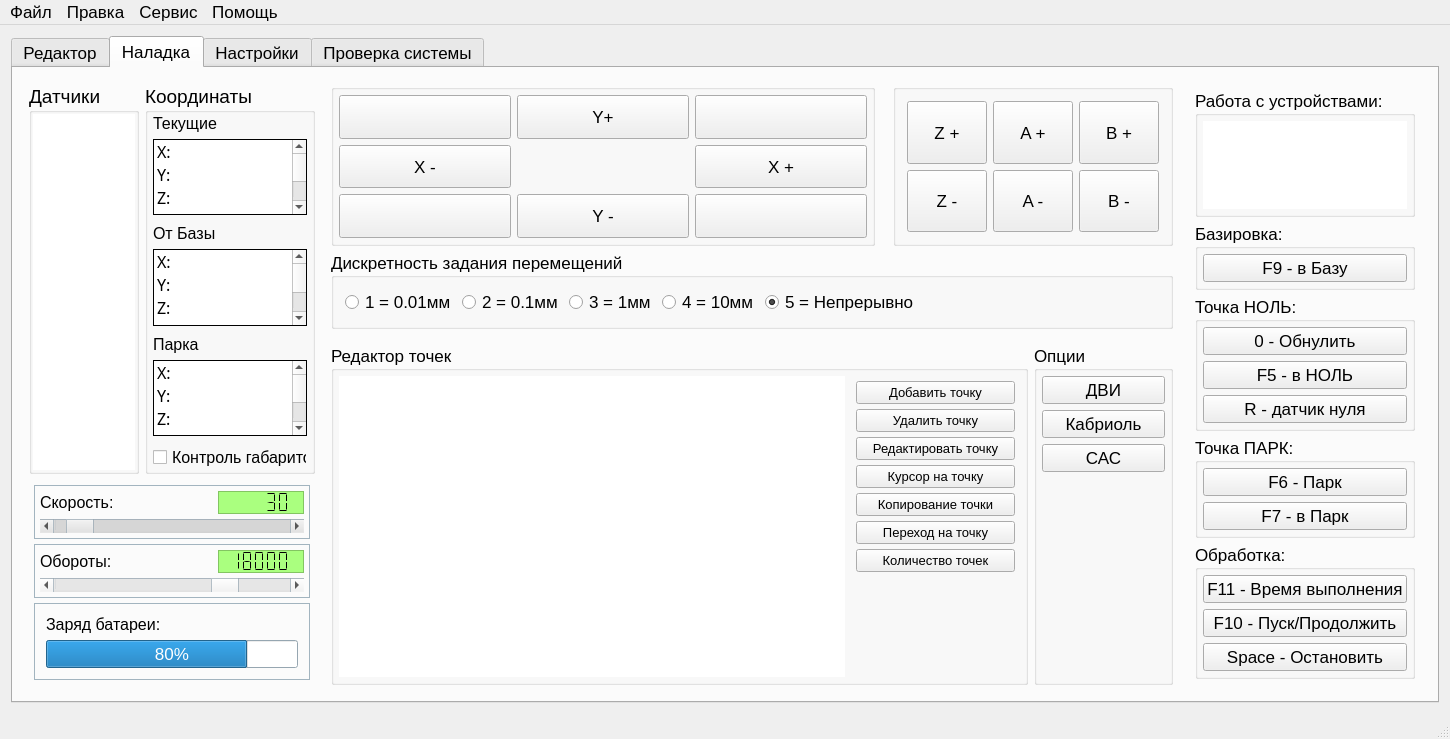
Old version of the form KAMEditor/gui/mainwindow.ui in the repository Xtail96/SML.
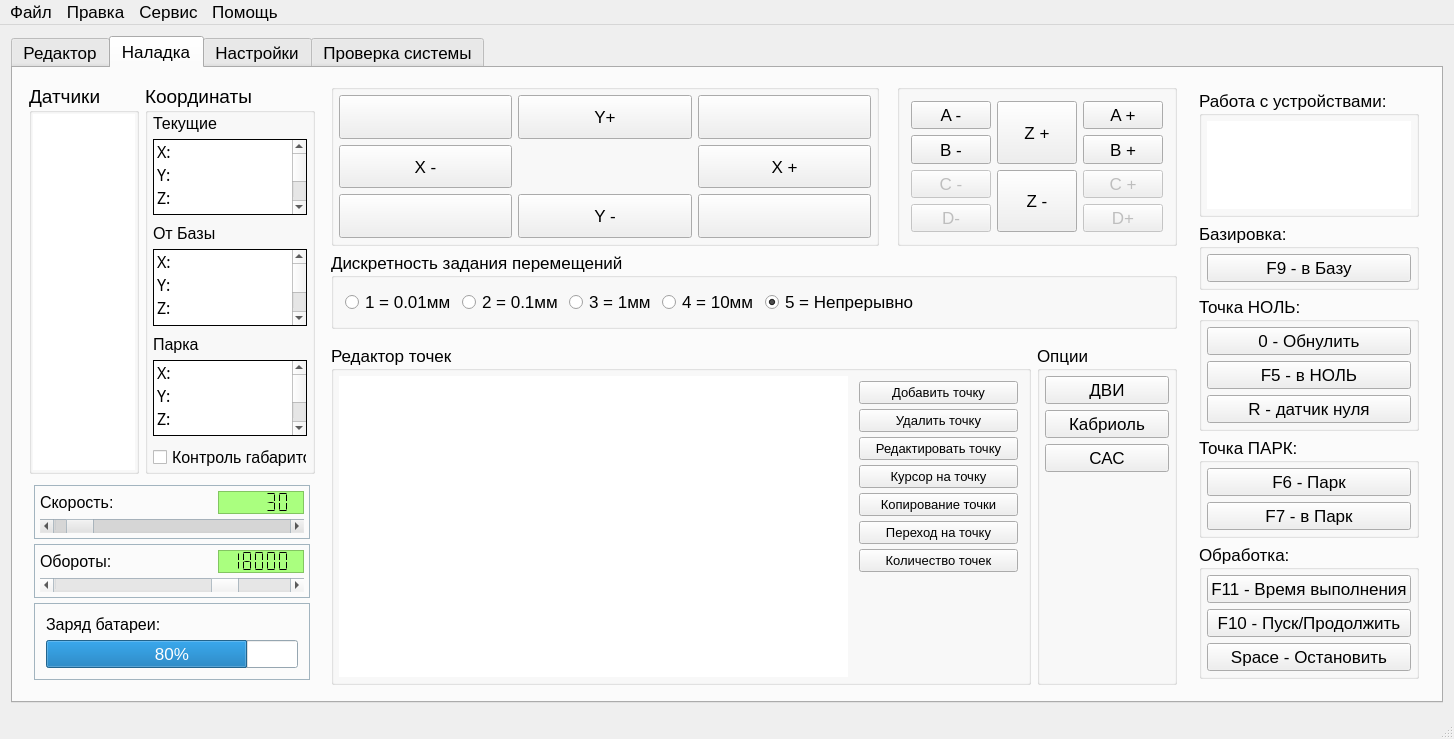
New version of the form. Icons and pictures are not drawn. Custom widgets are drawn as their Qt base class.

Commit message: Во вкладке Наладка добавлены кнопки управления дополнительными осями

Diff of the .ui file:
```diff
--- a/KAMEditor/gui/mainwindow.ui
+++ b/KAMEditor/gui/mainwindow.ui
@@ -9,7 +9,7 @@
    <rect>
     <x>0</x>
     <y>0</y>
-    <width>1450</width>
+    <width>1454</width>
     <height>739</height>
    </rect>
   </property>
@@ -1435,55 +1435,13 @@
                  <string/>
                 </property>
                 <layout class="QGridLayout" name="gridLayout_5">
-                 <item row="0" column="0">
-                  <widget class="QPushButton" name="movementZPositivePushButton">
-                   <property name="sizePolicy">
-                    <sizepolicy hsizetype="Preferred" vsizetype="Preferred">
-                     <horstretch>0</horstretch>
-                     <verstretch>0</verstretch>
-                    </sizepolicy>
-                   </property>
-                   <property name="font">
-                    <font>
-                     <pointsize>13</pointsize>
-                    </font>
-                   </property>
-                   <property name="text">
-                    <string>Z +</string>
-                   </property>
-                   <property name="icon">
-                    <iconset resource="images.qrc">
-                     <normaloff>:/new/prefix1/images/ArrowUp.png</normaloff>:/new/prefix1/images/ArrowUp.png</iconset>
-                   </property>
-                   <property name="iconSize">
-                    <size>
-                     <width>64</width>
-                     <height>64</height>
-                    </size>
-                   </property>
-                   <property name="autoRepeat">
-                    <bool>true</bool>
-                   </property>
-                   <property name="default">
+                 <item row="3" column="2">
+                  <widget class="QPushButton" name="movementDPositivePushButton">
+                   <property name="enabled">
                     <bool>false</bool>
                    </property>
-                  </widget>
-                 </item>
-                 <item row="0" column="1" colspan="2">
-                  <widget class="QPushButton" name="movementAPositivePushButton">
-                   <property name="sizePolicy">
-                    <sizepolicy hsizetype="Preferred" vsizetype="Preferred">
-                     <horstretch>0</horstretch>
-                     <verstretch>0</verstretch>
-                    </sizepolicy>
-                   </property>
-                   <property name="font">
-                    <font>
-                     <pointsize>13</pointsize>
-                    </font>
-                   </property>
                    <property name="text">
-                    <string>A +</string>
+                    <string>D+</string>
                    </property>
                    <property name="icon">
                     <iconset resource="images.qrc">
@@ -1495,21 +1453,9 @@
                      <height>64</height>
                     </size>
                    </property>
-                   <property name="autoRepeat">
-                    <bool>true</bool>
-                   </property>
-                   <property name="autoDefault">
-                    <bool>false</bool>
-                   </property>
-                   <property name="default">
-                    <bool>false</bool>
-                   </property>
-                   <property name="flat">
-                    <bool>false</bool>
-                   </property>
                   </widget>
                  </item>
-                 <item row="0" column="3">
+                 <item row="1" column="2">
                   <widget class="QPushButton" name="movementBPositivePushButton">
                    <property name="sizePolicy">
                     <sizepolicy hsizetype="Preferred" vsizetype="Preferred">
@@ -1543,7 +1489,7 @@
                    </property>
                   </widget>
                  </item>
-                 <item row="1" column="3">
+                 <item row="1" column="0">
                   <widget class="QPushButton" name="movementBNegativePushButton">
                    <property name="sizePolicy">
                     <sizepolicy hsizetype="Preferred" vsizetype="Preferred">
@@ -1577,8 +1523,11 @@
                    </property>
                   </widget>
                  </item>
-                 <item row="1" column="0">
-                  <widget class="QPushButton" name="movementZNegativePushButton">
+                 <item row="2" column="2">
+                  <widget class="QPushButton" name="movementCPositivePushButton">
+                   <property name="enabled">
+                    <bool>false</bool>
+                   </property>
                    <property name="sizePolicy">
                     <sizepolicy hsizetype="Preferred" vsizetype="Preferred">
                      <horstretch>0</horstretch>
@@ -1591,7 +1540,7 @@
                     </font>
                    </property>
                    <property name="text">
-                    <string>Z -</string>
+                    <string>C +</string>
                    </property>
                    <property name="icon">
                     <iconset resource="images.qrc">
@@ -1611,7 +1560,64 @@
                    </property>
                   </widget>
                  </item>
-                 <item row="1" column="1" colspan="2">
+                 <item row="2" column="0">
+                  <widget class="QPushButton" name="movementCNegativePushButton">
+                   <property name="enabled">
+                    <bool>false</bool>
+                   </property>
+                   <property name="sizePolicy">
+                    <sizepolicy hsizetype="Preferred" vsizetype="Preferred">
+                     <horstretch>0</horstretch>
+                     <verstretch>0</verstretch>
+                    </sizepolicy>
+                   </property>
+                   <property name="font">
+                    <font>
+                     <pointsize>13</pointsize>
+                    </font>
+                   </property>
+                   <property name="text">
+                    <string>C -</string>
+                   </property>
+                   <property name="icon">
+                    <iconset resource="images.qrc">
+                     <normaloff>:/new/prefix1/images/ArrowLeft.png</normaloff>:/new/prefix1/images/ArrowLeft.png</iconset>
+                   </property>
+                   <property name="iconSize">
+                    <size>
+                     <width>64</width>
+                     <height>64</height>
+                    </size>
+                   </property>
+                   <property name="autoRepeat">
+                    <bool>true</bool>
+                   </property>
+                   <property name="default">
+                    <bool>false</bool>
+                   </property>
+                  </widget>
+                 </item>
+                 <item row="3" column="0">
+                  <widget class="QPushButton" name="movementDNegativePushButton">
+                   <property name="enabled">
+                    <bool>false</bool>
+                   </property>
+                   <property name="text">
+                    <string>D-</string>
+                   </property>
+                   <property name="icon">
+                    <iconset resource="images.qrc">
+                     <normaloff>:/new/prefix1/images/ArrowLeft.png</normaloff>:/new/prefix1/images/ArrowLeft.png</iconset>
+                   </property>
+                   <property name="iconSize">
+                    <size>
+                     <width>64</width>
+                     <height>64</height>
+                    </size>
+                   </property>
+                  </widget>
+                 </item>
+                 <item row="0" column="0">
                   <widget class="QPushButton" name="movementANegativePushButton">
                    <property name="sizePolicy">
                     <sizepolicy hsizetype="Preferred" vsizetype="Preferred">
@@ -1629,6 +1635,80 @@
                    </property>
                    <property name="icon">
                     <iconset resource="images.qrc">
+                     <normaloff>:/new/prefix1/images/ArrowLeft.png</normaloff>:/new/prefix1/images/ArrowLeft.png</iconset>
+                   </property>
+                   <property name="iconSize">
+                    <size>
+                     <width>64</width>
+                     <height>64</height>
+                    </size>
+                   </property>
+                   <property name="autoRepeat">
+                    <bool>true</bool>
+                   </property>
+                   <property name="default">
+                    <bool>false</bool>
+                   </property>
+                  </widget>
+                 </item>
+                 <item row="0" column="2">
+                  <widget class="QPushButton" name="movementAPositivePushButton">
+                   <property name="sizePolicy">
+                    <sizepolicy hsizetype="Preferred" vsizetype="Preferred">
+                     <horstretch>0</horstretch>
+                     <verstretch>0</verstretch>
+                    </sizepolicy>
+                   </property>
+                   <property name="font">
+                    <font>
+                     <pointsize>13</pointsize>
+                    </font>
+                   </property>
+                   <property name="text">
+                    <string>A +</string>
+                   </property>
+                   <property name="icon">
+                    <iconset resource="images.qrc">
+                     <normaloff>:/new/prefix1/images/ArrowRight.png</normaloff>:/new/prefix1/images/ArrowRight.png</iconset>
+                   </property>
+                   <property name="iconSize">
+                    <size>
+                     <width>64</width>
+                     <height>64</height>
+                    </size>
+                   </property>
+                   <property name="autoRepeat">
+                    <bool>true</bool>
+                   </property>
+                   <property name="autoDefault">
+                    <bool>false</bool>
+                   </property>
+                   <property name="default">
+                    <bool>false</bool>
+                   </property>
+                   <property name="flat">
+                    <bool>false</bool>
+                   </property>
+                  </widget>
+                 </item>
+                 <item row="2" column="1" rowspan="2">
+                  <widget class="QPushButton" name="movementZNegativePushButton">
+                   <property name="sizePolicy">
+                    <sizepolicy hsizetype="Preferred" vsizetype="Preferred">
+                     <horstretch>0</horstretch>
+                     <verstretch>0</verstretch>
+                    </sizepolicy>
+                   </property>
+                   <property name="font">
+                    <font>
+                     <pointsize>13</pointsize>
+                    </font>
+                   </property>
+                   <property name="text">
+                    <string>Z -</string>
+                   </property>
+                   <property name="icon">
+                    <iconset resource="images.qrc">
                      <normaloff>:/new/prefix1/images/ArrowDown.png</normaloff>:/new/prefix1/images/ArrowDown.png</iconset>
                    </property>
                    <property name="iconSize">
@@ -1645,6 +1725,40 @@
                    </property>
                   </widget>
                  </item>
+                 <item row="0" column="1" rowspan="2">
+                  <widget class="QPushButton" name="movementZPositivePushButton">
+                   <property name="sizePolicy">
+                    <sizepolicy hsizetype="Preferred" vsizetype="Preferred">
+                     <horstretch>0</horstretch>
+                     <verstretch>0</verstretch>
+                    </sizepolicy>
+                   </property>
+                   <property name="font">
+                    <font>
+                     <pointsize>13</pointsize>
+                    </font>
+                   </property>
+                   <property name="text">
+                    <string>Z +</string>
+                   </property>
+                   <property name="icon">
+                    <iconset resource="images.qrc">
+                     <normaloff>:/new/prefix1/images/ArrowUp.png</normaloff>:/new/prefix1/images/ArrowUp.png</iconset>
+                   </property>
+                   <property name="iconSize">
+                    <size>
+                     <width>64</width>
+                     <height>64</height>
+                    </size>
+                   </property>
+                   <property name="autoRepeat">
+                    <bool>true</bool>
+                   </property>
+                   <property name="default">
+                    <bool>false</bool>
+                   </property>
+                  </widget>
+                 </item>
                 </layout>
                </widget>
               </item>
@@ -4542,7 +4656,7 @@
     <rect>
      <x>0</x>
      <y>0</y>
-     <width>1450</width>
+     <width>1454</width>
      <height>22</height>
     </rect>
    </property>
```
Left out of the diff: 266 changed lines with no effect on the pictures.
